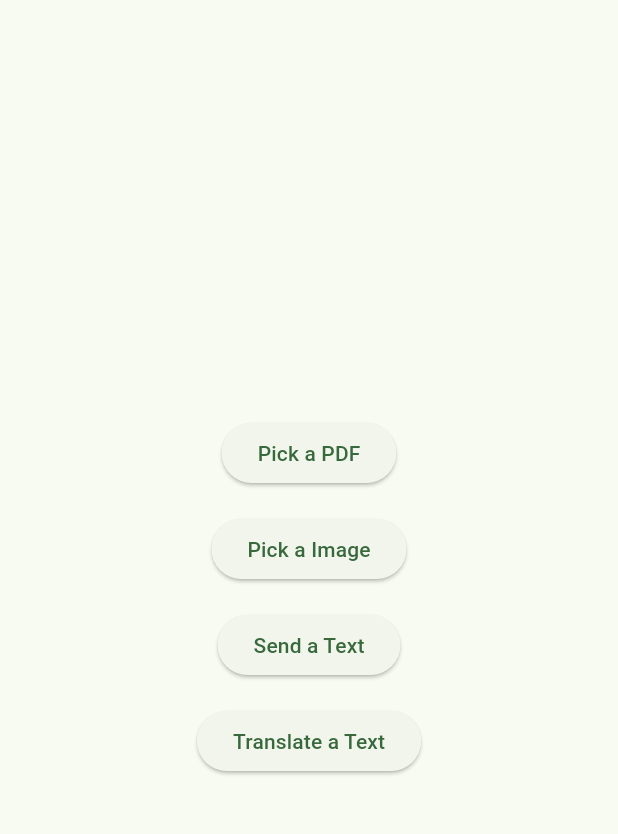
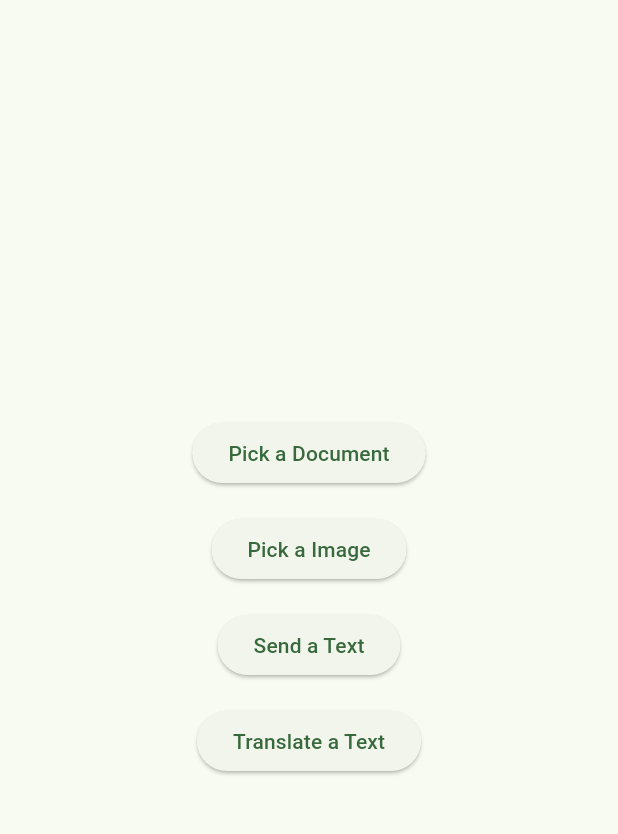
Before and after one commit to mohanavel15/RefreshableBrailleDisplay, a Flutter app: the screen it shows after launch, after a tap on "Pick a Image", on a phone screen of 412 x 824 dp, the part 63-897 px from its top. Run offline on Flutter 3.47's test engine with Material 3 defaults, Android fonts, the phone set to English and light mode, and no system bars; our stand-ins replace dio, file_picker; network calls fail.

Commit message:
flutter app refactor

```diff
--- a/app/lib/main.dart
+++ b/app/lib/main.dart
@@ -31,8 +31,8 @@ class MyHomePage extends StatelessWidget {
 
   void pickFile(BuildContext context, String type) async {
     List<String> exts = [];
-    if (type == 'pdf') {
-      exts = ['pdf', 'docx'];
+    if (type == 'docx') {
+      exts = ['docx'];
     } else if (type == 'image') {
       exts = ['jpg', 'jpeg', 'png'];
     } else {
@@ -72,8 +72,8 @@ class MyHomePage extends StatelessWidget {
             Padding(
               padding: const EdgeInsets.all(8.0),
               child: ElevatedButton(
-                onPressed: () => pickFile(context, "pdf"),
-                child: const Text('Pick a PDF'),
+                onPressed: () => pickFile(context, "docx"),
+                child: const Text('Pick a Document'),
               ),
             ),
             Padding(
--- /dev/null
+++ b/app/lib/server.dart
@@ -0,0 +1,3 @@
+const serverUrl = "http://192.168.1.10:5000";
+const translateUrl = "$serverUrl/translate";
+const displayUrl = "$serverUrl/display";
--- a/app/lib/text_to_braille.dart
+++ b/app/lib/text_to_braille.dart
@@ -1,3 +1,4 @@
+import 'package:app/server.dart';
 import 'package:app/translator.dart';
 import 'package:flutter/material.dart';
 import 'package:dio/dio.dart';
@@ -36,9 +37,8 @@ class _TextToBrailleState extends State<TextToBraille> {
   }
 
   void doPost(String character) async {
-    String url = 'http://192.168.144.142:5000/display';
     try {
-      Response response = await Dio().post(url, data: character);
+      Response response = await Dio().post(displayUrl, data: character);
       debugPrint(response.data);
     } catch (e) {
       debugPrint('Error: $e');
--- a/app/lib/translator.dart
+++ b/app/lib/translator.dart
@@ -1,6 +1,7 @@
 import 'package:flutter/material.dart';
 import 'package:dio/dio.dart';
 import 'package:flutter/services.dart';
+import 'package:app/server.dart';
 
 class Translator extends StatefulWidget {
   final String text;
@@ -28,10 +29,9 @@ class _Translator extends State<Translator> {
   }
 
   void doPost() async {
-    String url = 'http://192.168.125.142:5000/translate';
     try {
       Response response =
-          await Dio().post(url, data: _inputTextController.text);
+          await Dio().post(translateUrl, data: _inputTextController.text);
       _outputTextController.text = response.data;
     } catch (e) {
       debugPrint('Error: $e');
--- a/app/lib/upload.dart
+++ b/app/lib/upload.dart
@@ -1,3 +1,4 @@
+import 'package:app/server.dart';
 import 'package:app/text_to_braille.dart';
 import 'package:flutter/material.dart';
 import 'package:dio/dio.dart';
@@ -28,12 +29,12 @@ class _FileUploadState extends State<FileUpload> {
       });
 
       Dio dio = Dio();
-      dio.options.baseUrl = 'http://192.168.144.142:5000';
+      dio.options.baseUrl = serverUrl;
       dio.options.connectTimeout = const Duration(seconds: 5);
 
       dio.interceptors.add(LogInterceptor());
 
-      Response response = await dio.post(widget.fileType == 'pdf' ? '/pdf' : '/img',
+      Response response = await dio.post(widget.fileType == 'docx' ? '/docx' : '/img',
         data: formData,
         onSendProgress: (int sent, int total) {
           setState(() {
```
